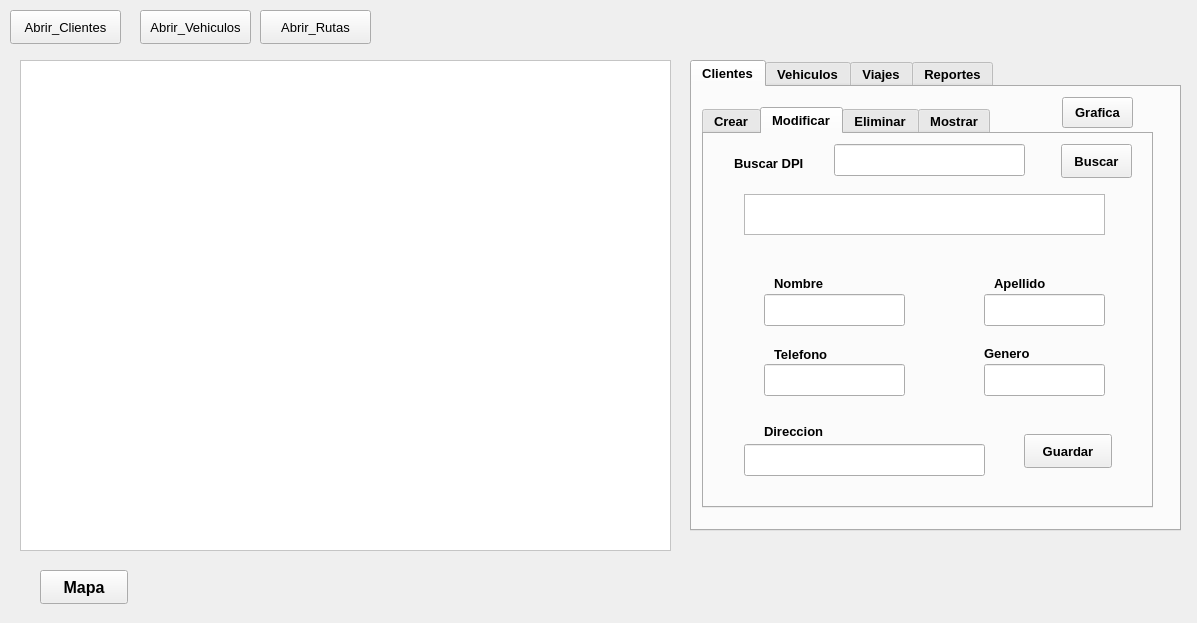
Marco131-xel/Edd_Proyecto2, file Rapidito/interfaz/Interfaz.ui: the form before one commit.
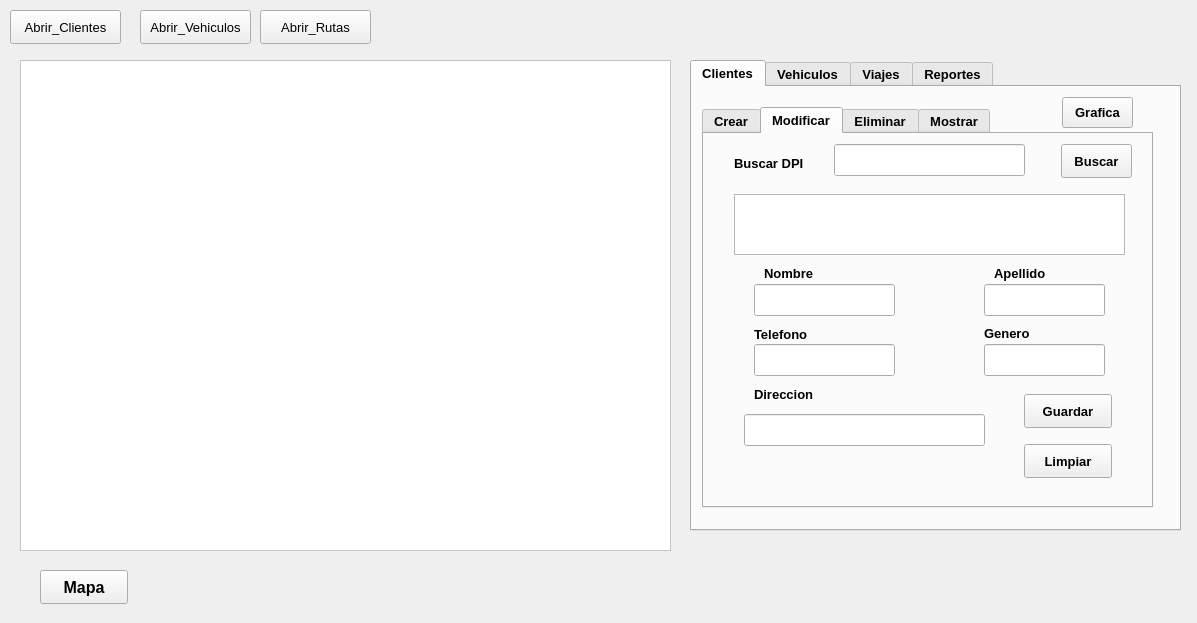
The form after the commit. The open tabs and pages were chosen to show the change.

Commit message: funciones cliente completa

Diff of the .ui file:
```diff
--- a/Rapidito/interfaz/Interfaz.ui
+++ b/Rapidito/interfaz/Interfaz.ui
@@ -324,18 +324,18 @@
        <widget class="QTextEdit" name="estado_mod">
         <property name="geometry">
          <rect>
-          <x>40</x>
+          <x>30</x>
           <y>60</y>
-          <width>361</width>
-          <height>41</height>
+          <width>391</width>
+          <height>61</height>
          </rect>
         </property>
        </widget>
        <widget class="QLineEdit" name="mod_NOMBRE">
         <property name="geometry">
          <rect>
-          <x>60</x>
-          <y>160</y>
+          <x>50</x>
+          <y>150</y>
           <width>141</width>
           <height>32</height>
          </rect>
@@ -345,7 +345,7 @@
         <property name="geometry">
          <rect>
           <x>280</x>
-          <y>160</y>
+          <y>150</y>
           <width>121</width>
           <height>32</height>
          </rect>
@@ -354,8 +354,8 @@
        <widget class="QLineEdit" name="mod_TELEFONO">
         <property name="geometry">
          <rect>
-          <x>60</x>
-          <y>230</y>
+          <x>50</x>
+          <y>210</y>
           <width>141</width>
           <height>32</height>
          </rect>
@@ -365,7 +365,7 @@
         <property name="geometry">
          <rect>
           <x>280</x>
-          <y>230</y>
+          <y>210</y>
           <width>121</width>
           <height>32</height>
          </rect>
@@ -375,7 +375,7 @@
         <property name="geometry">
          <rect>
           <x>40</x>
-          <y>310</y>
+          <y>280</y>
           <width>241</width>
           <height>32</height>
          </rect>
@@ -385,7 +385,7 @@
         <property name="geometry">
          <rect>
           <x>320</x>
-          <y>300</y>
+          <y>260</y>
           <width>88</width>
           <height>34</height>
          </rect>
@@ -397,8 +397,8 @@
        <widget class="QLabel" name="label_8">
         <property name="geometry">
          <rect>
-          <x>70</x>
-          <y>140</y>
+          <x>60</x>
+          <y>130</y>
           <width>58</width>
           <height>18</height>
          </rect>
@@ -411,7 +411,7 @@
         <property name="geometry">
          <rect>
           <x>290</x>
-          <y>140</y>
+          <y>130</y>
           <width>58</width>
           <height>18</height>
          </rect>
@@ -423,8 +423,8 @@
        <widget class="QLabel" name="label_10">
         <property name="geometry">
          <rect>
-          <x>70</x>
-          <y>210</y>
+          <x>50</x>
+          <y>190</y>
           <width>58</width>
           <height>20</height>
          </rect>
@@ -437,7 +437,7 @@
         <property name="geometry">
          <rect>
           <x>280</x>
-          <y>210</y>
+          <y>190</y>
           <width>58</width>
           <height>18</height>
          </rect>
@@ -449,8 +449,8 @@
        <widget class="QLabel" name="label_12">
         <property name="geometry">
          <rect>
-          <x>60</x>
-          <y>287</y>
+          <x>50</x>
+          <y>250</y>
           <width>71</width>
           <height>21</height>
          </rect>
@@ -472,6 +472,19 @@
          <string>Buscar</string>
         </property>
        </widget>
+       <widget class="QPushButton" name="BT_limpiar_mod_cliente">
+        <property name="geometry">
+         <rect>
+          <x>320</x>
+          <y>310</y>
+          <width>88</width>
+          <height>34</height>
+         </rect>
+        </property>
+        <property name="text">
+         <string>Limpiar</string>
+        </property>
+       </widget>
       </widget>
       <widget class="QWidget" name="tab_eliminar">
        <attribute name="title">
```
Left out of the diff: 28 changed lines with no effect on the pictures. The commit also changes 8 other files.
